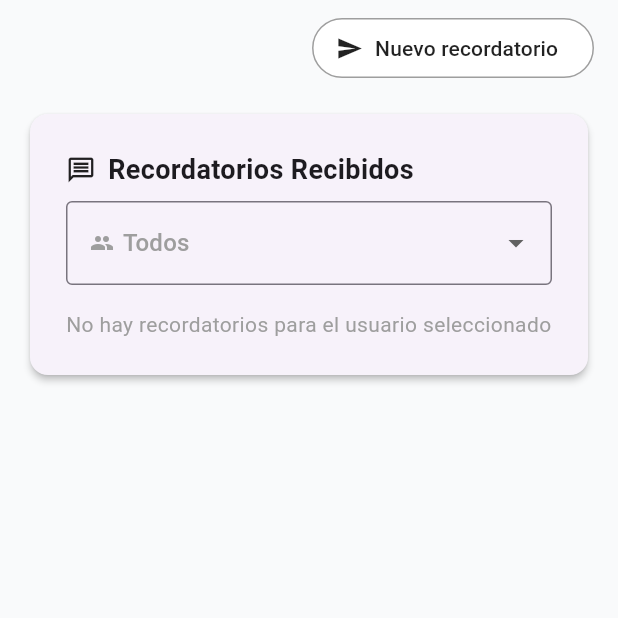
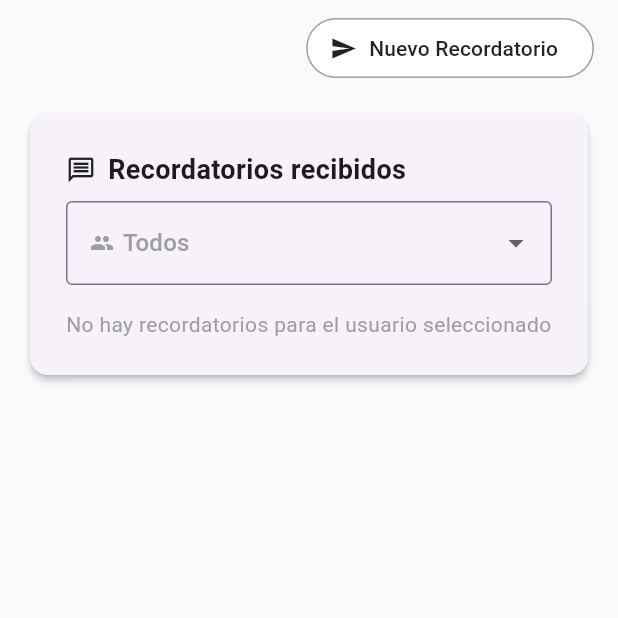
Before and after one commit to GuillermoReyes0902/Iw-Notification, a Flutter app: the screen it shows after launch, on a phone screen of 412 x 824 dp, the top half of it. Run offline on Flutter 3.47's test engine with Material 3 defaults, Android fonts, the phone set to English and light mode, and no system bars; our stand-ins replace cloud_firestore, firebase_core, firebase_database, flutter_local_notifications; missing offline and left inert: launch_at_startup; accounts and stored records are empty.

Commit message:
Refactorización de funcionalidades

```diff
--- a/lib/domain/models/reminder_model.dart
+++ b/lib/domain/models/reminder_model.dart
@@ -1,5 +1,7 @@
+import 'package:iwproject/utils/text_data.dart';
+
 class ReminderModel {
-  String id;
+  String? id;
   DateTime date;
   String content;
   String senderId;
@@ -7,7 +9,7 @@ class ReminderModel {
   bool completed;
 
   ReminderModel({
-    required this.id,
+    this.id,
     required this.date,
     required this.content,
     required this.senderId,
@@ -16,11 +18,21 @@ class ReminderModel {
   });
 
   factory ReminderModel.fromJson(Map<String, dynamic> json) => ReminderModel(
-    id: json['id'] ?? '',
-    date: DateTime.tryParse(json['date'] ?? '') ?? DateTime.now(),
-    content: json['content'] ?? '',
-    senderId: json['senderId'] ?? '',
-    receiverId: json['receiverId'] ?? '',
-    completed: json['completed'] ?? false,
+    id: json[ConstantData.reminderId] ?? '',
+    date:
+        DateTime.tryParse(json[ConstantData.reminderDate] ?? '') ??
+        DateTime.now(),
+    content: json[ConstantData.reminderContent] ?? '',
+    senderId: json[ConstantData.reminderSenderId] ?? '',
+    receiverId: json[ConstantData.reminderReceiverId] ?? '',
+    completed: json[ConstantData.reminderCompleted] ?? false,
   );
+
+  Map<String, dynamic> toJson() => {
+    ConstantData.reminderDate: date.toIso8601String(),
+    ConstantData.reminderContent: content,
+    ConstantData.reminderSenderId: senderId,
+    ConstantData.reminderReceiverId: receiverId,
+    ConstantData.reminderCompleted: completed,
+  };
 }
--- a/lib/domain/models/user_model.dart
+++ b/lib/domain/models/user_model.dart
@@ -1,9 +1,13 @@
+import 'package:iwproject/utils/text_data.dart';
+
 class UserModel {
   String id;
   String name;
 
   UserModel({required this.id, required this.name});
 
-  factory UserModel.fromJson(Map<String, dynamic> json) =>
-      UserModel(id: json['id'] ?? '', name: json['name'] ?? '');
+  factory UserModel.fromJson(Map<String, dynamic> json) => UserModel(
+    id: json[ConstantData.userId] ?? '',
+    name: json[ConstantData.userName] ?? '',
+  );
 }
--- a/lib/main.dart
+++ b/lib/main.dart
@@ -8,6 +8,7 @@ import 'package:flutter/material.dart';
 import 'package:iwproject/domain/models/user_model.dart';
 import 'package:iwproject/firebase_options.dart';
 import 'package:iwproject/presentation/pages/notification_list_screen.dart';
+import 'package:iwproject/utils/text_data.dart';
 //import 'package:iwproject/presentation/providers/reminder_listener_provider.dart';
 import 'package:provider/provider.dart';
 import 'presentation/providers/notification_provider.dart';
@@ -80,13 +81,15 @@ class MyApp extends StatefulWidget {
 class _MyAppState extends State<MyApp> {
   @override
   void initState() {
-    final users = FirebaseFirestore.instance.collection('users');
+    final users = FirebaseFirestore.instance.collection(
+      ConstantData.userCollection,
+    );
     final controller = context.read<NotificationProvider>();
 
     users.get().then((querySnapshot) {
       final users = querySnapshot.docs.map((doc) {
         final data = doc.data();
-        return UserModel.fromJson({'id': doc.id, ...data});
+        return UserModel.fromJson({ConstantData.userId: doc.id, ...data});
       }).toList();
 
       controller.setUsers(users);
@@ -96,6 +99,9 @@ class _MyAppState extends State<MyApp> {
 
   @override
   Widget build(BuildContext context) {
-    return const MaterialApp(home: NotificationListScreen());
+    return const MaterialApp(
+      debugShowCheckedModeBanner: false,
+      home: NotificationListScreen(),
+    );
   }
 }
--- a/lib/presentation/pages/notification_list_screen.dart
+++ b/lib/presentation/pages/notification_list_screen.dart
@@ -1,36 +1,24 @@
 import 'package:flutter/material.dart';
 import 'package:cloud_firestore/cloud_firestore.dart';
 import 'package:iwproject/domain/models/reminder_model.dart';
+import 'package:iwproject/domain/models/user_model.dart';
 import 'package:iwproject/presentation/pages/message_sender_screen.dart';
+import 'package:iwproject/presentation/providers/notification_provider.dart';
 //import 'package:iwproject/presentation/providers/reminder_listener_provider.dart';
 import 'package:iwproject/presentation/widgets/reminder_item.dart';
-import 'package:iwproject/presentation/widgets/users_list.dart';
+import 'package:iwproject/presentation/widgets/users_dropdown.dart';
 //import 'package:provider/provider.dart';
-import 'package:iwproject/domain/models/user_model.dart';
+import 'package:iwproject/utils/text_data.dart';
+import 'package:provider/provider.dart';
 
-
-class NotificationListScreen extends StatefulWidget {
+class NotificationListScreen extends StatelessWidget {
   const NotificationListScreen({super.key});
-
-  @override
-  State<NotificationListScreen> createState() => _NotificationListScreenState();
-}
-
-class _NotificationListScreenState extends State<NotificationListScreen> {
-  UserModel? selectedUser;
 
   @override
   Widget build(BuildContext context) {
     // final listener = context.read<ReminderListenerProvider>();
     // listener.setCurrentScreen('NotificationList');
     // listener.startListening(context);
-
-    final reminders = FirebaseFirestore.instance.collection('reminders');
-
-    final reminders = FirebaseFirestore.instance
-        .collection('reminders')
-        .where('receiverId', isEqualTo: selectedUser?.id);
-
 
     return Scaffold(
       backgroundColor: const Color(0xFFF9FAFB),
@@ -49,7 +37,7 @@ class _NotificationListScreenState extends State<NotificationListScreen> {
                 ),
               ),
               icon: const Icon(Icons.send, size: 18),
-              label: const Text("Nuevo recordatorio"),
+              label: const Text(TextData.newReminderButton),
               style: ElevatedButton.styleFrom(
                 foregroundColor: Colors.black87,
                 backgroundColor: Colors.white,
@@ -81,7 +69,7 @@ class _NotificationListScreenState extends State<NotificationListScreen> {
                           Icon(Icons.message_outlined, size: 20),
                           SizedBox(width: 8),
                           Text(
-                            "Recordatorios Recibidos",
+                            TextData.messageListTitle,
                             style: TextStyle(
                               fontSize: 18,
                               fontWeight: FontWeight.bold,
@@ -92,22 +80,29 @@ class _NotificationListScreenState extends State<NotificationListScreen> {
                       const SizedBox(height: 8),
 
                       /// Dropdown para filtrar
-                      UsersList(
-                        selectedUser: selectedUser,
-                        onChanged: (user) {
-                          setState(() {
-                            selectedUser = user;
-                          });
-                        },
-                        hint: 'un usuario',
-                        showAllOption: true,
-                      ),
+                      UsersDropDown(origin: DropDownOrigin.mainlist),
 
                       const SizedBox(height: 16),
-                      StreamBuilder<QuerySnapshot>(
-                        stream: selectedUser == null
-                            ? FirebaseFirestore.instance.collection('reminders').snapshots()
-                            : reminders.snapshots(),
+                      Selector<NotificationProvider, UserModel?>(
+                        selector: (_, controller) =>
+                            controller.selectedReceiverMainList,
+                        builder: (_, selectedReceiverMainList, _) {
+                          return StreamBuilder<QuerySnapshot>(
+                            stream: selectedReceiverMainList == null
+                                ? FirebaseFirestore.instance
+                                      .collection(
+                                        ConstantData.reminderCollection,
+                                      )
+                                      .snapshots()
+                                : FirebaseFirestore.instance
+                                      .collection(
+                                        ConstantData.reminderCollection,
+                                      )
+                                      .where(
+                                        ConstantData.reminderReceiverId,
+                                        isEqualTo: selectedReceiverMainList.id,
+                                      )
+                                      .snapshots(),
                             builder: (context, snapshot) {
                               if (snapshot.hasError) {
                                 return Text(
@@ -116,7 +111,8 @@ class _NotificationListScreenState extends State<NotificationListScreen> {
                                 );
                               }
 
-                          if (snapshot.connectionState == ConnectionState.waiting) {
+                              if (snapshot.connectionState ==
+                                  ConnectionState.waiting) {
                                 return const Padding(
                                   padding: EdgeInsets.symmetric(vertical: 20),
                                   child: CircularProgressIndicator(),
@@ -127,7 +123,7 @@ class _NotificationListScreenState extends State<NotificationListScreen> {
 
                               if (docs.isEmpty) {
                                 return const Text(
-                              "No hay recordatorios para el usuario seleccionado",
+                                  TextData.empptyReminders,
                                   style: TextStyle(color: Colors.grey),
                                 );
                               }
@@ -135,23 +131,26 @@ class _NotificationListScreenState extends State<NotificationListScreen> {
                               final reminders = docs.map((doc) {
                                 final data = doc.data() as Map<String, dynamic>;
                                 return ReminderModel.fromJson({
-                              'id': doc.id,
+                                  ConstantData.reminderId: doc.id,
                                   ...data,
                                 });
                               }).toList();
 
-                          reminders.sort((a, b) => b.date.compareTo(a.date));
+                              reminders.sort(
+                                (a, b) => b.date.compareTo(a.date),
+                              );
 
                               return Column(
                                 crossAxisAlignment: CrossAxisAlignment.start,
                                 children: [
                                   Text(
-                                "Hay ${reminders.length} recordatorios",
+                                    "${TextData.messageListSubtitle[0]}${reminders.length}${TextData.messageListSubtitle[1]}",
                                     style: const TextStyle(color: Colors.grey),
                                   ),
                                   const SizedBox(height: 8),
                                   ListView.builder(
-                                physics: const NeverScrollableScrollPhysics(),
+                                    physics:
+                                        const NeverScrollableScrollPhysics(),
                                     padding: EdgeInsets.zero,
                                     shrinkWrap: true,
                                     itemCount: reminders.length,
@@ -159,11 +158,14 @@ class _NotificationListScreenState extends State<NotificationListScreen> {
                                       final reminder = reminders[index];
                                       return ReminderItem(
                                         reminder: reminder,
-                                    isLastReminder: index < reminders.length - 1,
+                                        isLastReminder:
+                                            index < reminders.length - 1,
                                       );
                                     },
                                   ),
                                 ],
+                              );
+                            },
                           );
                         },
                       ),
--- /dev/null
+++ b/lib/presentation/widgets/users_dropdown.dart
@@ -0,0 +1,68 @@
+import 'package:flutter/material.dart';
+import 'package:iwproject/domain/models/user_model.dart';
+import 'package:iwproject/presentation/providers/notification_provider.dart';
+import 'package:iwproject/utils/text_data.dart';
+import 'package:provider/provider.dart';
+
+enum DropDownOrigin { mainlist, sender, receiver }
+
+class UsersDropDown extends StatelessWidget {
+  final DropDownOrigin origin;
+
+  const UsersDropDown({super.key, required this.origin});
+
+  @override
+  Widget build(BuildContext context) {
+    return Consumer<NotificationProvider>(
+      builder: (context, controller, _) {
+        final List<DropdownMenuItem<UserModel>> items = [];
+        // Opción "Todos" solo si está activado
+        if (origin == DropDownOrigin.mainlist) {
+          items.add(
+            DropdownMenuItem<UserModel>(
+              value: null,
+              child: Row(
+                children: const [
+                  Icon(Icons.group, size: 16, color: Colors.grey),
+                  SizedBox(width: 6),
+                  Text(TextData.all, style: TextStyle(color: Colors.grey)),
+                ],
+              ),
+            ),
+          );
+        }
+
+        // Lista normal de usuarios
+        items.addAll(
+          controller.users.map(
+            (user) => DropdownMenuItem<UserModel>(
+              value: user,
+              child: Text(user.name),
+            ),
+          ),
+        );
+
+        return DropdownButtonFormField<UserModel>(
+          value: origin == DropDownOrigin.sender
+              ? controller.selectedSender
+              : origin == DropDownOrigin.receiver
+              ? controller.selectedReceiver
+              : controller.selectedReceiverMainList,
+          decoration: const InputDecoration(border: OutlineInputBorder()),
+          items: items,
+          onChanged: (value) => origin == DropDownOrigin.sender
+              ? controller.setSender(value)
+              : origin == DropDownOrigin.receiver
+              ? controller.setReceiver(value)
+              : controller.setMainListReceiver(value),
+          validator: (value) =>
+              (value == null && origin != DropDownOrigin.mainlist)
+              ? origin == DropDownOrigin.sender
+                    ? TextData.senderValidator
+                    : TextData.receiverValidator
+              : null,
+        );
+      },
+    );
+  }
+}
--- a/lib/presentation/widgets/users_list.dart
+++ /dev/null
@@ -1,63 +0,0 @@
-import 'package:flutter/material.dart';
-import 'package:iwproject/domain/models/user_model.dart';
-import 'package:iwproject/presentation/providers/notification_provider.dart';
-import 'package:provider/provider.dart';
-
-class UsersList extends StatelessWidget {
-  final UserModel? selectedUser;
-  final void Function(UserModel?) onChanged;
-  final String hint;
-  final bool showAllOption;
-
-  const UsersList({
-    super.key,
-    required this.selectedUser,
-    required this.onChanged,
-    required this.hint,
-    this.showAllOption = false,
-  });
-
-  @override
-  Widget build(BuildContext context) {
-    return Selector<NotificationProvider, List<UserModel>>(
-      selector: (_, controller) => controller.users,
-      builder: (_, users, __) {
-        final List<DropdownMenuItem<UserModel>> items = [];
-
-        // Opción "Todos" solo si está activado
-        if (showAllOption) {
-          items.add(
-            DropdownMenuItem<UserModel>(
-              value: null,
-              child: Row(
-                children: const [
-                  Icon(Icons.group, size: 16, color: Colors.grey),
-                  SizedBox(width: 6),
-                  Text('Todos', style: TextStyle(color: Colors.grey)),
-                ],
-              ),
-            ),
-          );
-        }
-
-        // Lista normal de usuarios
-        items.addAll(
-          users.map(
-            (user) => DropdownMenuItem<UserModel>(
-              value: user,
-              child: Text(user.name),
-            ),
-          ),
-        );
-
-        return DropdownButtonFormField<UserModel>(
-          value: selectedUser,
-          decoration: const InputDecoration(border: OutlineInputBorder()),
-          items: items,
-          onChanged: onChanged,
-          validator: (_) => null,
-        );
-      },
-    );
-  }
-}
--- /dev/null
+++ b/lib/utils/text_data.dart
@@ -0,0 +1,50 @@
+import 'package:intl/intl.dart';
+
+class TextData {
+  static const String messageListTitle = "Recordatorios recibidos";
+  static const List<String> messageListSubtitle = ["Hay ", " recordatorios"];
+  static const String empptyReminders =
+      "No hay recordatorios para el usuario seleccionado";
+  static const String all = "Todos";
+  static const String sender = "De: ";
+  static const String receiver = "Para: ";
+  static const List<String> timeAgo = [
+    "Hoy",
+    "Ayer",
+    "Hace ",
+    " días",
+    "meses",
+    "años",
+  ];
+  static const List<String> completedState = ["Completado", "Pendiente"];
+  static const String newReminderButton = "Nuevo Recordatorio";
+  //
+  static const String messageSenderTitle = "Enviar nuevo recordatorio";
+  static const String messageSenderSubtitle =
+      "Completa los campos del recordatorio";
+  static const String selectSender = "Seleccionar remitente";
+  static const String senderValidator = "Remitente vacío";
+  static const String selectReciver = "Seleccionar destinatario";
+  static const String receiverValidator = "Destinatario vacío";
+  static const String content = "Contenido del recordatorio";
+  static const String contentHint = "Escribe el recordatorio aquí...";
+  static const String contentValidator = "Contenido vacío";
+  static const String sendReminderButton = "Enviar Recordatorio";
+  static const String reminderListButton = "Ver recordatorios";
+}
+
+class ConstantData {
+  static DateFormat dateFormat = DateFormat('dd/MM/yyyy\nhh:mm');
+  //
+  static const String reminderCollection = "reminders";
+  static const String reminderId = "id";
+  static const String reminderDate = "date";
+  static const String reminderContent = "content";
+  static const String reminderSenderId = "senderId";
+  static const String reminderReceiverId = "receiverId";
+  static const String reminderCompleted = "completed";
+  //
+  static const String userCollection = "users";
+  static const String userId = "id";
+  static const String userName = "name";
+}
```
Also changed, not shown: lib/presentation/pages/message_sender_screen.dart (+15 -21 lines), lib/presentation/providers/notification_provider.dart (+20 -9 lines), lib/presentation/widgets/reminder_item.dart (+64 -29 lines). Lines whose indentation alone changed are shown as unchanged.
